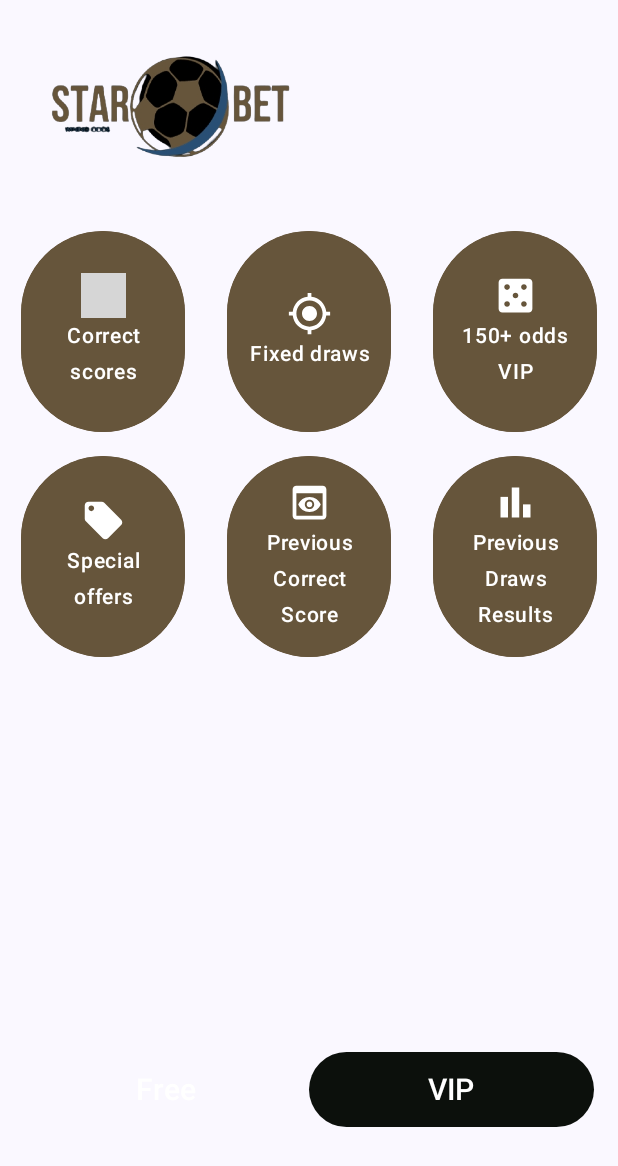
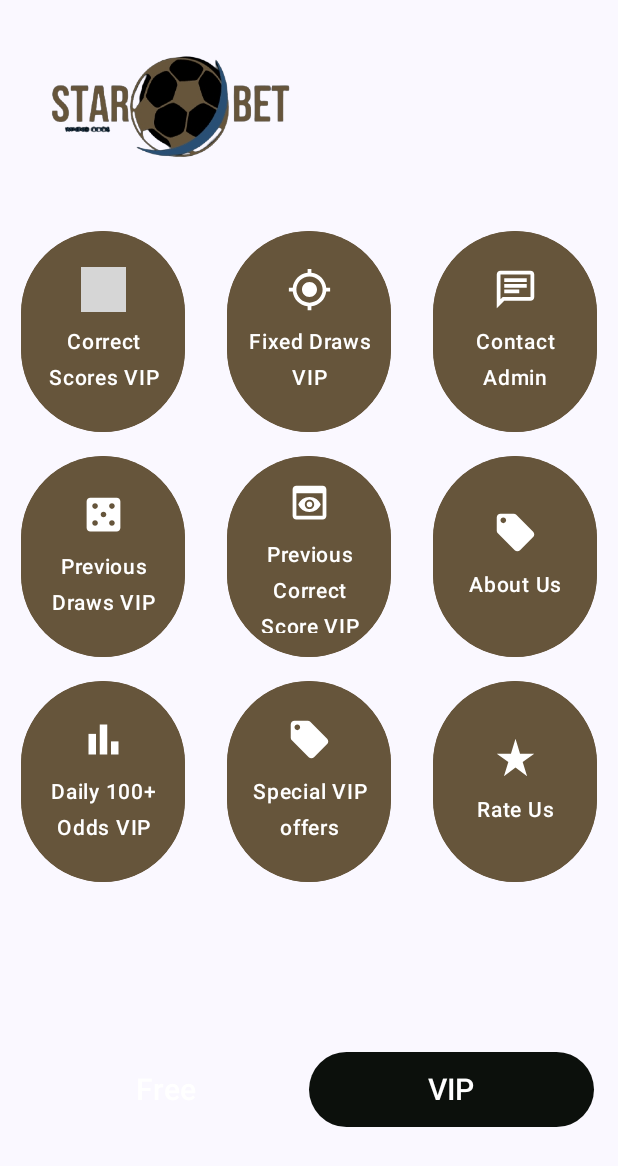
Before and after one commit to Vcky4/StarBet, an Android app built with Jetpack Compose: the composable Home shown on its own in the app's theme, after a tap on "VIP", on a phone screen of 412 x 824 dp. Shown: the top 1166 px of the screen. Run offline under Robolectric (Android 15) with nearby library versions, the light colour scheme and no system bars; our stand-ins replace Firebase (no records; nobody signed in at launch, a user with empty details on screens opened directly), Room's generated code, livedata-compose; libraries missing offline, so code that uses them is left out: com.ramcosta.composedestinations; 1 statement that could not run was skipped; grey boxes are pictures that could not be loaded.

Commit message:
vip done

```diff
--- a/app/src/main/java/com/starbet/ui/screens/home/Details.kt
+++ b/app/src/main/java/com/starbet/ui/screens/home/Details.kt
@@ -37,7 +37,7 @@
     }
     val tips = viewModel.tips.observeAsState(listOf()).value
     val prev = stringResource(id = R.string.previous_correct_score)
-    val prev2 = stringResource(id = R.string.previous_draws_results)
+    val prev2 = stringResource(id = R.string.previouss_draws_vip)
     val history = when (trigger) {
         prev -> tips.sortedByDescending { it.date }
         prev2 -> tips.sortedByDescending { it.date }
--- a/app/src/main/java/com/starbet/ui/screens/home/Home.kt
+++ b/app/src/main/java/com/starbet/ui/screens/home/Home.kt
@@ -8,7 +8,6 @@
 import androidx.compose.foundation.layout.Spacer
 import androidx.compose.foundation.layout.fillMaxWidth
 import androidx.compose.foundation.layout.height
-import androidx.compose.foundation.layout.heightIn
 import androidx.compose.foundation.layout.padding
 import androidx.compose.foundation.lazy.grid.GridCells
 import androidx.compose.foundation.lazy.grid.LazyVerticalGrid
@@ -78,7 +77,7 @@
                 0 -> {
                     LazyVerticalGrid(
                         columns = GridCells.Fixed(3),
-                        modifier = Modifier.height( screenHeight.times(0.65).dp)
+                        modifier = Modifier.height(screenHeight.times(0.65).dp)
                     ) {
                         items(
                             items = freeItems,
@@ -94,18 +93,15 @@
                 else -> {
                     LazyVerticalGrid(
                         columns = GridCells.Fixed(3),
-                        modifier = Modifier.height( screenHeight.times(0.65).dp)
+                        modifier = Modifier.height(screenHeight.times(0.65).dp)
                     ) {
                         items(
                             items = vipItems,
                         ) {
-                            val title = when (it.title) {
-                                R.string.previous_draws_results -> "Previous Draws Results"
-                                else -> "Previous Correct Score"
-                            }
+                            val title = stringResource(id = it.title)
                             HomeItem(it) {
                                 if (it.title == R.string.previous_correct_score
-                                    || it.title == R.string.previous_draws_results
+                                    || it.title == R.string.previouss_draws_vip
                                 ) {
                                     navigator.navigate(DetailScreenDestination(title))
                                 } else {
--- a/app/src/main/java/com/starbet/ui/screens/home/HomeItem.kt
+++ b/app/src/main/java/com/starbet/ui/screens/home/HomeItem.kt
@@ -62,7 +62,7 @@
                     .size(30.dp)
                     .align(Alignment.CenterHorizontally)
             )
-            Spacer(modifier = Modifier.width(10.dp))
+            Spacer(modifier = Modifier.height(8.dp))
             Text(
                 text = stringResource(id = item.title) ,
                 fontSize = 14.sp,
--- /dev/null
+++ b/app/src/main/res/drawable/star_rate.xml
@@ -0,0 +1,5 @@
+<vector android:height="24dp" android:tint="#FFFFFF"
+    android:viewportHeight="24" android:viewportWidth="24"
+    android:width="24dp" xmlns:android="http://schemas.android.com/apk/res/android">
+    <path android:fillColor="@android:color/white" android:pathData="M14.43,10l-2.43,-8l-2.43,8l-7.57,0l6.18,4.41l-2.35,7.59l6.17,-4.69l6.18,4.69l-2.35,-7.59l6.17,-4.41z"/>
+</vector>
--- a/app/src/main/res/values/strings.xml
+++ b/app/src/main/res/values/strings.xml
@@ -33,12 +33,10 @@
     <string name="add">Add</string>
     <string name="live_match">Live match</string>
     <string name="live_score">Live Score</string>
-    <string name="previous_draws_results">Previous Draws Results</string>
-    <string name="previous_correct_score">Previous Correct Score</string>
-    <string name="special_offers">Special offers</string>
-    <string name="odds_vip">150+ odds VIP</string>
-    <string name="fixed_draws">Fixed draws</string>
-    <string name="correct_scores">Correct scores</string>
+    <string name="previous_correct_score">Previous Correct Score VIP</string>
+    <string name="special_offers">Special VIP offers</string>
+    <string name="fixed_draws">Fixed Draws VIP</string>
+    <string name="correct_scores">Correct Scores VIP</string>
     <string name="telegram" translatable="false">Telegram</string>
     <string name="email" translatable="false">Email</string>
     <string name="whatsapp" translatable="false">WhatsApp</string>
@@ -63,4 +61,7 @@
     <string name="single_game">Single Game</string>
     <string name="over_under_tips">Over-Under Tips</string>
     <string name="contact_admin">Contact Admin</string>
+    <string name="previouss_draws_vip">Previous Draws VIP</string>
+    <string name="daily_100_plus_odds">Daily 100+ Odds VIP</string>
+    <string name="rate_us">Rate Us</string>
 </resources>
```
Also changed, not shown: app/src/main/java/com/starbet/data/StaticData.kt (+23 -5 lines).
